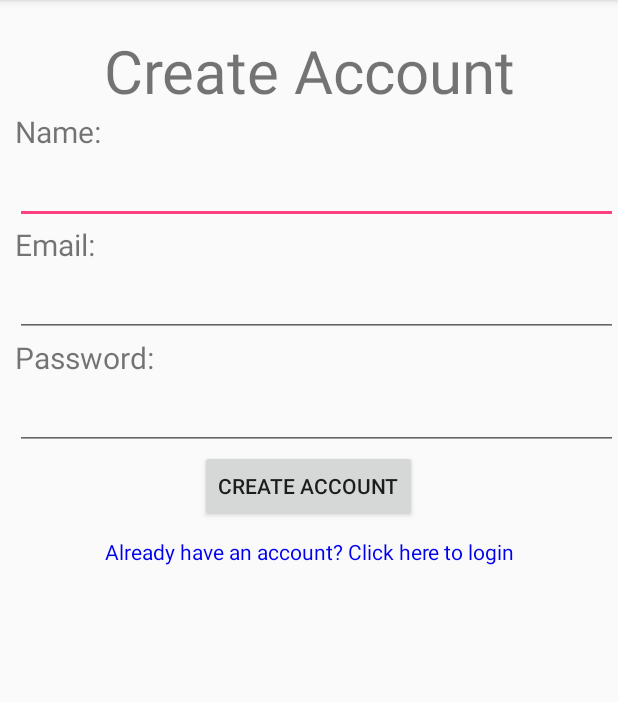
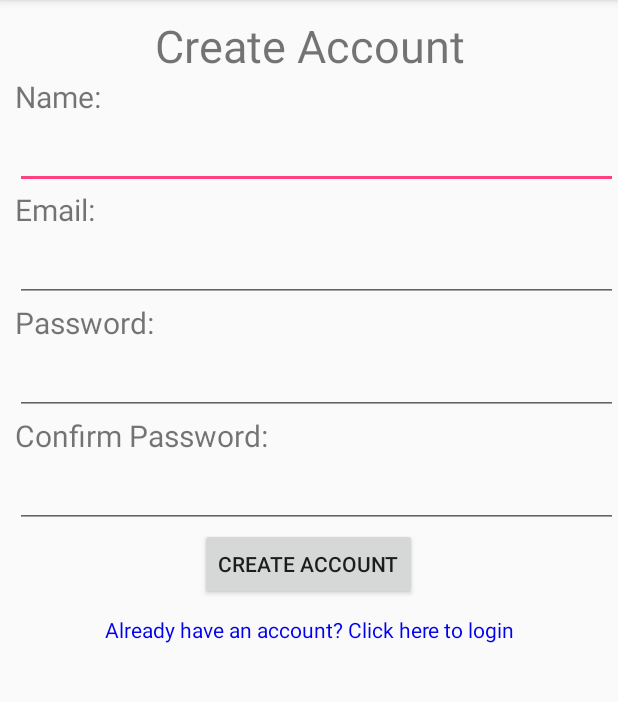
Before and after one commit to pmh192/Tourneynizer, an Android app: the screen it shows after launch (RegisterActivity), on a phone screen of 412 x 824 dp, the part 84-786 px from its top. Run offline under Robolectric (Android 15) with nearby library versions, the phone set to English and light mode, and no system bars.

Commit message:
Made minor final changes for pr

```diff
--- a/android/app/src/main/AndroidManifest.xml
+++ b/android/app/src/main/AndroidManifest.xml
@@ -21,12 +21,11 @@
         <activity android:name=".activities.RegisterActivity">
             <intent-filter>
                 <action android:name="android.intent.action.MAIN" />
-
                 <category android:name="android.intent.category.LAUNCHER" />
             </intent-filter>
         </activity>
         <activity android:name=".activities.LoginActivity" />
-        <activity android:name=".activities.TournamentListActivity" />
+        <activity android:name=".activities.TournamentListActivity" android:configChanges="orientation|screenSize"/>
         <activity android:name=".activities.TournamentInfoActivity"/>
     </application>
 
--- a/android/app/src/main/java/com/dreamteam/tourneynizer/activities/LoginActivity.java
+++ b/android/app/src/main/java/com/dreamteam/tourneynizer/activities/LoginActivity.java
@@ -39,5 +39,9 @@ public class LoginActivity extends AppCompatActivity {
 
     private void startActivity(Class<?> c) {
         startActivity(new Intent(this, c));
+        // remove activity if logged in
+        if (!c.equals(RegisterActivity.class)) {
+            finish();
+        }
     }
 }
--- a/android/app/src/main/java/com/dreamteam/tourneynizer/activities/TournamentInfoActivity.java
+++ b/android/app/src/main/java/com/dreamteam/tourneynizer/activities/TournamentInfoActivity.java
@@ -93,6 +93,6 @@ public class TournamentInfoActivity extends AppCompatActivity implements OnMapRe
     public void onMapReady(GoogleMap map) {
         LatLng coordinates = new LatLng(tournament.getAddress().getLatitude(), tournament.getAddress().getLongitude());
         map.addMarker(new MarkerOptions().position(coordinates).title(tournament.getName()));
-        map.animateCamera(CameraUpdateFactory.newLatLngZoom(coordinates, 12)); // used magic number for map zoom, can change if needed
+        map.animateCamera(CameraUpdateFactory.newLatLngZoom(coordinates, 15)); // used magic number for map zoom, can change if needed
     }
 }
--- a/android/app/src/main/java/com/dreamteam/tourneynizer/activities/TournamentListActivity.java
+++ b/android/app/src/main/java/com/dreamteam/tourneynizer/activities/TournamentListActivity.java
@@ -83,7 +83,7 @@ public class TournamentListActivity extends AppCompatActivity {
                     }
                 });
             }
-        }, 2000);
+        }, 1500);
     }
 
     private void startActivity(Class<?> c) {
--- a/android/app/src/main/res/layout/activity_login.xml
+++ b/android/app/src/main/res/layout/activity_login.xml
@@ -9,13 +9,14 @@
 		android:layout_height="wrap_content"
 		android:text="@string/login"
 		android:textAlignment="center"
-		android:layout_marginTop="30dp"
-		android:textSize="40sp"/>
+		android:layout_marginTop="10dp"
+		android:textSize="30sp"/>
 
 	<TextView
 		android:layout_width="match_parent"
 		android:layout_height="wrap_content"
 		android:layout_marginStart="10dp"
+        android:labelFor="@id/email"
 		android:text="@string/emailPrompt"
 		android:textSize="20sp" />
 
@@ -32,6 +33,7 @@
 		android:layout_width="match_parent"
 		android:layout_height="wrap_content"
 		android:layout_marginStart="10dp"
+        android:labelFor="@id/password"
 		android:text="@string/passwordPrompt"
 		android:textSize="20sp" />
 
--- a/android/app/src/main/res/layout/activity_register.xml
+++ b/android/app/src/main/res/layout/activity_register.xml
@@ -9,14 +9,15 @@
         android:layout_height="wrap_content"
         android:text="@string/createAccount"
         android:textAlignment="center"
-        android:layout_marginTop="20dp"
-        android:textSize="40sp"/>
+        android:layout_marginTop="10dp"
+        android:textSize="30sp"/>
 
     <TextView
         android:layout_width="match_parent"
         android:layout_height="wrap_content"
         android:layout_marginStart="10dp"
         android:text="@string/namePrompt"
+        android:labelFor="@id/name"
         android:textSize="20sp" />
 
     <EditText
@@ -24,14 +25,16 @@
         android:layout_height="wrap_content"
         android:layout_marginStart="10dp"
         android:textSize="20sp"
-        android:id="@+id/name"
-        />
+        android:inputType="text"
+        android:lines="1"
+        android:id="@+id/name" />
 
     <TextView
         android:layout_width="match_parent"
         android:layout_height="wrap_content"
         android:layout_marginStart="10dp"
         android:text="@string/emailPrompt"
+        android:labelFor="@id/email"
         android:textSize="20sp" />
 
     <EditText
@@ -40,14 +43,14 @@
         android:inputType="textEmailAddress"
         android:layout_marginStart="10dp"
         android:textSize="20sp"
-        android:id="@+id/email"
-        />
+        android:id="@+id/email" />
 
     <TextView
         android:layout_width="match_parent"
         android:layout_height="wrap_content"
         android:layout_marginStart="10dp"
         android:text="@string/passwordPrompt"
+        android:labelFor="@id/password"
         android:textSize="20sp" />
 
     <EditText
@@ -56,8 +59,23 @@
         android:inputType="textPassword"
         android:layout_marginStart="10dp"
         android:textSize="20sp"
-        android:id="@+id/password"
-        />
+        android:id="@+id/password" />
+
+    <TextView
+        android:layout_width="match_parent"
+        android:layout_height="wrap_content"
+        android:layout_marginStart="10dp"
+        android:text="@string/confirmPasswordPrompt"
+        android:labelFor="@id/confirmPassword"
+        android:textSize="20sp" />
+
+    <EditText
+        android:layout_width="match_parent"
+        android:layout_height="wrap_content"
+        android:inputType="textPassword"
+        android:layout_marginStart="10dp"
+        android:textSize="20sp"
+        android:id="@+id/confirmPassword" />
 
     <RelativeLayout
         android:layout_width="match_parent"
@@ -68,8 +86,7 @@
             android:layout_height="wrap_content"
             android:text="@string/createAccount"
             android:layout_centerInParent="true"
-            android:id="@+id/registerButton"
-            />
+            android:id="@+id/registerButton" />
 
     </RelativeLayout>
 
@@ -82,6 +99,6 @@
         android:focusable="true"
         android:layout_marginTop="10dp"
         android:textColor="@color/clickableText"
-        android:id="@+id/loginLink"
-        />
+        android:id="@+id/loginLink" />
+
 </LinearLayout>
--- a/android/app/src/main/res/values/strings.xml
+++ b/android/app/src/main/res/values/strings.xml
@@ -4,6 +4,7 @@
     <string name="createAccount">Create Account</string>
     <string name="emailPrompt">Email:</string>
     <string name="passwordPrompt">Password:</string>
+    <string name="confirmPasswordPrompt">Confirm Password:</string>
     <string name="namePrompt">Name:</string>
     <string name="registerAccountPrompt">Don\'t have an account? Click here to register</string>
     <string name="loginPrompt">Already have an account? Click here to login</string>
```
Also changed, not shown: android/app/src/main/java/com/dreamteam/tourneynizer/activities/RegisterActivity.java (+8 -1 lines), android/app/src/main/java/com/dreamteam/tourneynizer/adapters/TournamentListAdapter.java (+2 -10 lines).
